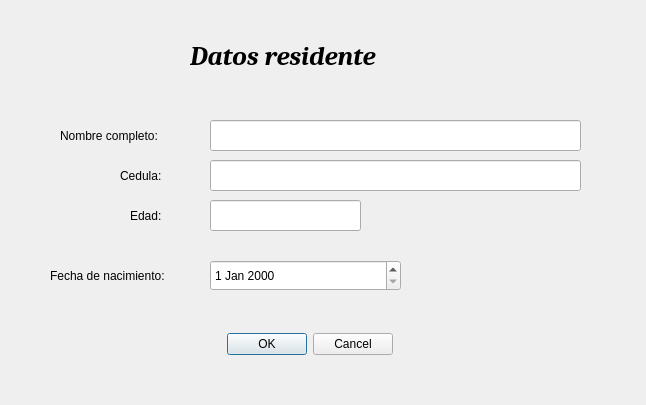
First picture: the form in interfaces/mod_residente.ui, repository manumoralesv/Trabajo-final, before the edit.
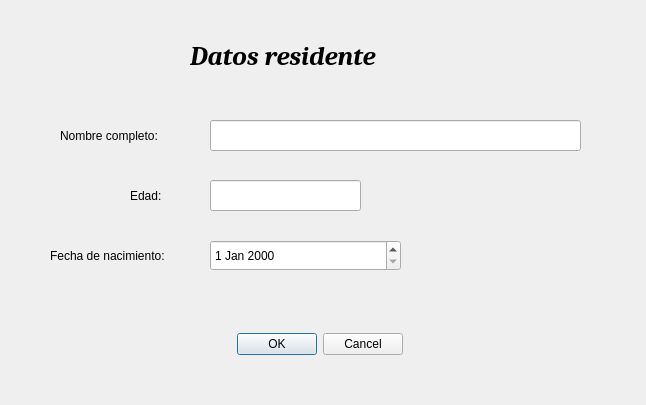
Second picture: the form after the edit.

Patch:
```diff
--- a/interfaces/mod_residente.ui
+++ b/interfaces/mod_residente.ui
@@ -17,7 +17,7 @@
    <property name="geometry">
     <rect>
      <x>130</x>
-     <y>200</y>
+     <y>180</y>
      <width>61</width>
      <height>31</height>
     </rect>
@@ -56,7 +56,7 @@
    <property name="geometry">
     <rect>
      <x>50</x>
-     <y>260</y>
+     <y>240</y>
      <width>151</width>
      <height>31</height>
     </rect>
@@ -84,7 +84,7 @@
    <property name="geometry">
     <rect>
      <x>210</x>
-     <y>200</y>
+     <y>180</y>
      <width>151</width>
      <height>31</height>
     </rect>
@@ -94,7 +94,7 @@
    <property name="geometry">
     <rect>
      <x>210</x>
-     <y>260</y>
+     <y>240</y>
      <width>191</width>
      <height>31</height>
     </rect>
@@ -103,7 +103,7 @@
   <widget class="QDialogButtonBox" name="mod_residente">
    <property name="geometry">
     <rect>
-     <x>200</x>
+     <x>210</x>
      <y>330</y>
      <width>193</width>
      <height>28</height>
@@ -135,37 +135,6 @@
     <string>Datos residente</string>
    </property>
   </widget>
-  <widget class="QLineEdit" name="mod_cedula">
-   <property name="geometry">
-    <rect>
-     <x>210</x>
-     <y>160</y>
-     <width>371</width>
-     <height>31</height>
-    </rect>
-   </property>
-  </widget>
-  <widget class="QLabel" name="label_3">
-   <property name="geometry">
-    <rect>
-     <x>120</x>
-     <y>160</y>
-     <width>61</width>
-     <height>31</height>
-    </rect>
-   </property>
-   <property name="font">
-    <font>
-     <pointsize>9</pointsize>
-    </font>
-   </property>
-   <property name="layoutDirection">
-    <enum>Qt::LeftToRight</enum>
-   </property>
-   <property name="text">
-    <string>Cedula:</string>
-   </property>
-  </widget>
  </widget>
  <resources/>
  <connections/>
```
